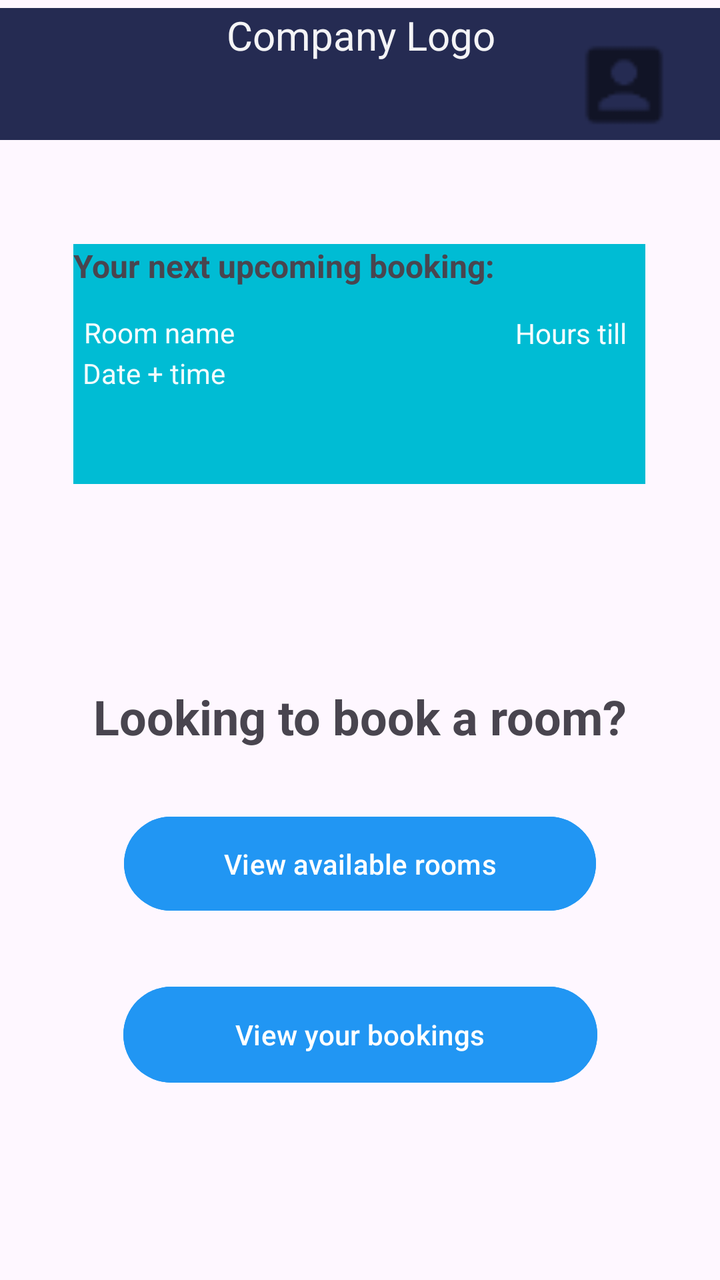
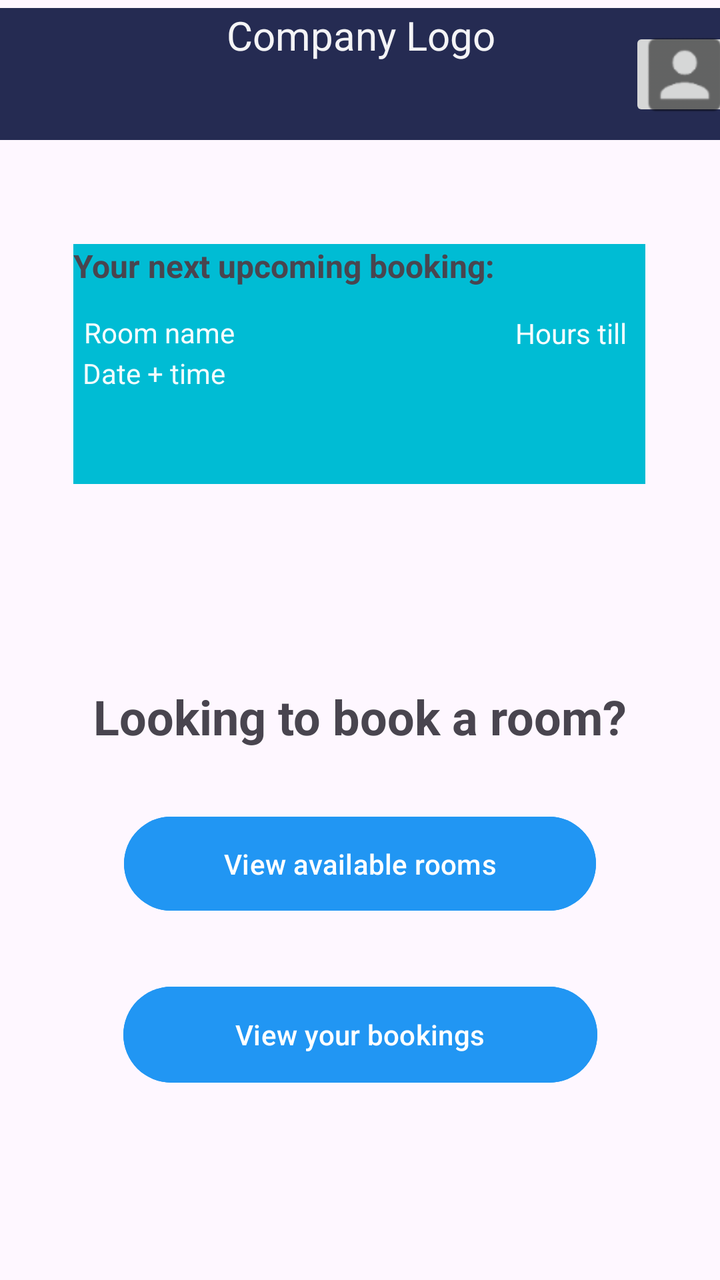

Before-and-after screenshots of an Android layout around one commit, followed by the original layout XML and the change that was made.
<!-- AndroidManifest.xml: application theme Theme.COMP2000mobileapplication -->
<!-- res/layout/homepage.xml -->
<?xml version="1.0" encoding="utf-8"?>
<androidx.constraintlayout.widget.ConstraintLayout xmlns:android="http://schemas.android.com/apk/res/android"
    xmlns:app="http://schemas.android.com/apk/res-auto"
    xmlns:tools="http://schemas.android.com/tools"
    android:layout_width="match_parent"
    android:layout_height="match_parent">

    <TextView
        android:id="@+id/textView2"
        android:layout_width="409dp"
        android:layout_height="66dp"
        android:layout_marginTop="4dp"
        android:background="#252B52"
        android:text="Company Logo"
        android:textAlignment="center"
        android:textColor="#F2FFFFFF"
        android:textSize="20sp"
        app:layout_constraintEnd_toEndOf="parent"
        app:layout_constraintStart_toStartOf="parent"
        app:layout_constraintTop_toTopOf="parent" />

    <ImageView
        android:id="@+id/imageView3"
        android:layout_width="96dp"
        android:layout_height="77dp"
        android:layout_marginTop="4dp"
        app:layout_constraintEnd_toEndOf="parent"
        app:layout_constraintHorizontal_bias="1.0"
        app:layout_constraintStart_toStartOf="@+id/textView2"
        app:layout_constraintTop_toTopOf="parent"
        app:srcCompat="@drawable/ic_account_box" />

    <TextView
        android:id="@+id/textView3"
        android:layout_width="286dp"
        android:layout_height="120dp"
        android:layout_marginTop="52dp"
        android:background="#00BCD4"
        android:text="Your next upcoming booking:"
        android:textSize="16sp"
        android:textStyle="bold"
        app:layout_constraintEnd_toEndOf="parent"
        app:layout_constraintHorizontal_bias="0.496"
        app:layout_constraintStart_toStartOf="parent"
        app:layout_constraintTop_toBottomOf="@+id/textView2" />

    <TextView
        android:id="@+id/textView4"
        android:layout_width="wrap_content"
        android:layout_height="wrap_content"
        android:layout_marginEnd="200dp"
        android:layout_marginBottom="32dp"
        android:text="Room name"
        android:textAlignment="viewStart"
        android:textColor="#F8FFFFFF"
        app:layout_constraintBottom_toBottomOf="@+id/textView3"
        app:layout_constraintEnd_toEndOf="@+id/textView3"
        app:layout_constraintStart_toStartOf="@+id/textView3"
        app:layout_constraintTop_toTopOf="@+id/textView3" />

    <TextView
        android:id="@+id/textView5"
        android:layout_width="74dp"
        android:layout_height="22dp"
        android:text="Date + time"
        android:textColor="#F1FFFFFF"
        app:layout_constraintBottom_toBottomOf="@+id/textView3"
        app:layout_constraintEnd_toEndOf="@+id/textView3"
        app:layout_constraintHorizontal_bias="0.022"
        app:layout_constraintStart_toStartOf="@+id/textView3"
        app:layout_constraintTop_toTopOf="@+id/textView3"
        app:layout_constraintVertical_bias="0.562" />

    <TextView
        android:id="@+id/textView7"
        android:layout_width="wrap_content"
        android:layout_height="wrap_content"
        android:text="Hours till"
        android:textColor="#F8FFFFFF"
        app:layout_constraintBottom_toBottomOf="@+id/textView3"
        app:layout_constraintEnd_toEndOf="@+id/textView3"
        app:layout_constraintHorizontal_bias="0.96"
        app:layout_constraintStart_toStartOf="@+id/textView3"
        app:layout_constraintTop_toTopOf="@+id/textView3"
        app:layout_constraintVertical_bias="0.346" />

    <TextView
        android:id="@+id/textView8"
        android:layout_width="wrap_content"
        android:layout_height="wrap_content"
        android:layout_marginTop="100dp"
        android:text="Looking to book a room?"
        android:textSize="24sp"
        android:textStyle="bold"
        app:layout_constraintEnd_toEndOf="parent"
        app:layout_constraintStart_toStartOf="parent"
        app:layout_constraintTop_toBottomOf="@+id/textView3" />

    <Button
        android:id="@+id/button3"
        android:layout_width="236dp"
        android:layout_height="55dp"
        android:layout_marginTop="30dp"
        android:backgroundTint="#2196F3"
        android:text="View available rooms"
        app:layout_constraintEnd_toEndOf="parent"
        app:layout_constraintStart_toStartOf="parent"
        app:layout_constraintTop_toBottomOf="@+id/textView8" />

    <Button
        android:id="@+id/button4"
        android:layout_width="237dp"
        android:layout_height="56dp"
        android:layout_marginTop="30dp"
        android:backgroundTint="#2196F3"
        android:text="View your bookings"
        app:layout_constraintEnd_toEndOf="parent"
        app:layout_constraintHorizontal_bias="0.501"
        app:layout_constraintStart_toStartOf="parent"
        app:layout_constraintTop_toBottomOf="@+id/button3" />

</androidx.constraintlayout.widget.ConstraintLayout>
<!-- resources referenced by this layout -->
<resources>
  <!-- drawable ic_account_box: png bitmap (drawable-nodpi, 650 bytes) -->
  <style name="Theme.COMP2000mobileapplication" parent="Base.Theme.COMP2000mobileapplication" />
  <style name="Base.Theme.COMP2000mobileapplication" parent="Theme.Material3.DayNight.NoActionBar">
          
          
      </style>
</resources>

<!-- the commit's change to res/layout/homepage.xml (unified diff, before → after) -->
@@ -18,17 +18,6 @@
         app:layout_constraintEnd_toEndOf="parent"
         app:layout_constraintStart_toStartOf="parent"
         app:layout_constraintTop_toTopOf="parent" />
-
-    <ImageView
-        android:id="@+id/imageView3"
-        android:layout_width="96dp"
-        android:layout_height="77dp"
-        android:layout_marginTop="4dp"
-        app:layout_constraintEnd_toEndOf="parent"
-        app:layout_constraintHorizontal_bias="1.0"
-        app:layout_constraintStart_toStartOf="@+id/textView2"
-        app:layout_constraintTop_toTopOf="parent"
-        app:srcCompat="@drawable/ic_account_box" />
 
     <TextView
         android:id="@+id/textView3"
@@ -119,4 +108,15 @@
         app:layout_constraintStart_toStartOf="parent"
         app:layout_constraintTop_toBottomOf="@+id/button3" />
 
+    <ImageButton
+        android:id="@+id/imageButton"
+        android:layout_width="55dp"
+        android:layout_height="47dp"
+        app:layout_constraintBottom_toBottomOf="@+id/textView2"
+        app:layout_constraintEnd_toEndOf="@+id/textView2"
+        app:layout_constraintHorizontal_bias="0.958"
+        app:layout_constraintStart_toStartOf="@+id/textView2"
+        app:layout_constraintTop_toTopOf="@+id/textView2"
+        app:srcCompat="@drawable/ic_account_box" />
+
 </androidx.constraintlayout.widget.ConstraintLayout>
<!-- resource entries referenced after the edit -->
@@ -1,6 +1,6 @@
 <!-- resources referenced by this layout -->
 <resources>
-  <!-- drawable ic_account_box: png bitmap (drawable-nodpi, 650 bytes) -->
+  <!-- drawable ic_account_box: png bitmap (drawable-hdpi, 1218 bytes) -->
   <style name="Theme.COMP2000mobileapplication" parent="Base.Theme.COMP2000mobileapplication" />
   <style name="Base.Theme.COMP2000mobileapplication" parent="Theme.Material3.DayNight.NoActionBar">
           
